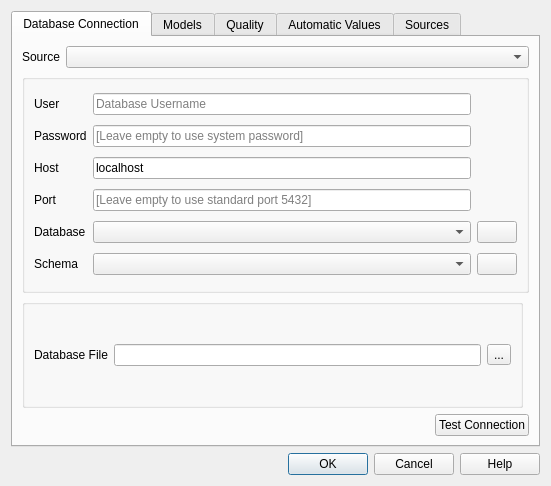
Above: asistente_ladm_col/ui/settings_dialog.ui from SwissTierrasColombia/Asistente-LADM-COL before the change. Below: the same form after it.
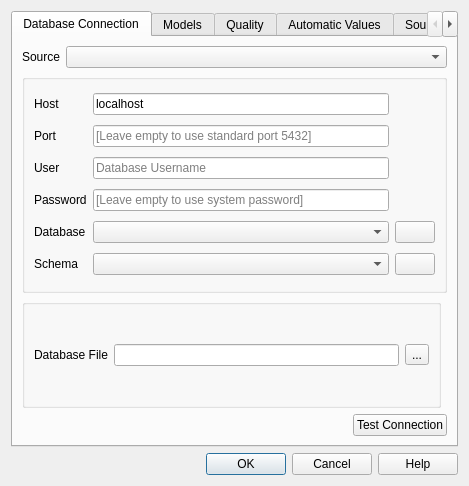
That is the form after the change. Icons and pictures are not drawn. Custom widgets are drawn as their Qt base class.

Commit message: [settings] Adjust 'Data Management' menu position and Settings dialog's control positions

```diff
--- a/asistente_ladm_col/ui/settings_dialog.ui
+++ b/asistente_ladm_col/ui/settings_dialog.ui
@@ -6,7 +6,7 @@
    <rect>
     <x>0</x>
     <y>0</y>
-    <width>551</width>
+    <width>469</width>
     <height>486</height>
    </rect>
   </property>
@@ -63,48 +63,38 @@
           <string/>
          </property>
          <layout class="QGridLayout" name="gridLayout_4">
-          <item row="5" column="0">
+          <item row="0" column="0">
+           <widget class="QLabel" name="label_9">
+            <property name="text">
+             <string>Host</string>
+            </property>
+           </widget>
+          </item>
+          <item row="6" column="0">
            <widget class="QLabel" name="label_8">
             <property name="text">
              <string>Port</string>
             </property>
            </widget>
           </item>
-          <item row="6" column="2">
+          <item row="9" column="2">
            <widget class="QComboBox" name="selected_db_combobox"/>
           </item>
-          <item row="0" column="2">
-           <widget class="QLineEdit" name="txt_pg_user">
-            <property name="placeholderText">
-             <string>Database Username</string>
-            </property>
-           </widget>
-          </item>
-          <item row="5" column="2">
+          <item row="6" column="2">
            <widget class="QLineEdit" name="txt_pg_port">
             <property name="placeholderText">
              <string>[Leave empty to use standard port 5432]</string>
             </property>
            </widget>
           </item>
-          <item row="4" column="2">
-           <widget class="QLineEdit" name="txt_pg_host">
-            <property name="text">
-             <string>localhost</string>
-            </property>
-            <property name="placeholderText">
-             <string>Database Hostname</string>
-            </property>
-           </widget>
-          </item>
-          <item row="7" column="0">
+          <item row="10" column="0">
            <widget class="QLabel" name="label_3">
             <property name="text">
              <string>Schema</string>
             </property>
            </widget>
           </item>
-          <item row="6" column="3">
+          <item row="9" column="3">
            <widget class="QPushButton" name="create_db_button">
             <property name="text">
              <string/>
@@ -115,28 +105,28 @@
             </property>
            </widget>
           </item>
-          <item row="2" column="0">
-           <widget class="QLabel" name="label_5">
-            <property name="text">
-             <string>Password</string>
-            </property>
-           </widget>
-          </item>
-          <item row="0" column="0">
-           <widget class="QLabel" name="label_4">
-            <property name="text">
-             <string>User</string>
-            </property>
-           </widget>
-          </item>
-          <item row="6" column="0">
+          <item row="9" column="0">
            <widget class="QLabel" name="label_6">
             <property name="text">
              <string>Database</string>
             </property>
            </widget>
           </item>
-          <item row="2" column="2">
+          <item row="10" column="3">
+           <widget class="QPushButton" name="create_schema_button">
+            <property name="text">
+             <string/>
+            </property>
+            <property name="icon">
+             <iconset resource="../resources.qrc">
+              <normaloff>:/Asistente-LADM_COL/resources/images/schema.png</normaloff>:/Asistente-LADM_COL/resources/images/schema.png</iconset>
+            </property>
+           </widget>
+          </item>
+          <item row="10" column="2">
+           <widget class="QComboBox" name="selected_schema_combobox"/>
+          </item>
+          <item row="8" column="2">
            <widget class="QLineEdit" name="txt_pg_password">
             <property name="echoMode">
              <enum>QLineEdit::Password</enum>
@@ -146,24 +136,34 @@
             </property>
            </widget>
           </item>
-          <item row="4" column="0">
-           <widget class="QLabel" name="label_9">
+          <item row="8" column="0">
+           <widget class="QLabel" name="label_5">
             <property name="text">
-             <string>Host</string>
+             <string>Password</string>
+            </property>
+           </widget>
+          </item>
+          <item row="0" column="2">
+           <widget class="QLineEdit" name="txt_pg_host">
+            <property name="text">
+             <string>localhost</string>
+            </property>
+            <property name="placeholderText">
+             <string>Database Hostname</string>
             </property>
            </widget>
           </item>
           <item row="7" column="2">
-           <widget class="QComboBox" name="selected_schema_combobox"/>
+           <widget class="QLineEdit" name="txt_pg_user">
+            <property name="placeholderText">
+             <string>Database Username</string>
+            </property>
+           </widget>
           </item>
-          <item row="7" column="3">
-           <widget class="QPushButton" name="create_schema_button">
+          <item row="7" column="0">
+           <widget class="QLabel" name="label_4">
             <property name="text">
-             <string/>
-            </property>
-            <property name="icon">
-             <iconset resource="../resources.qrc">
-              <normaloff>:/Asistente-LADM_COL/resources/images/schema.png</normaloff>:/Asistente-LADM_COL/resources/images/schema.png</iconset>
+             <string>User</string>
             </property>
            </widget>
           </item>
```
Left out of the diff: 29 changed lines with no effect on the pictures. The commit also changes 1 other file.
